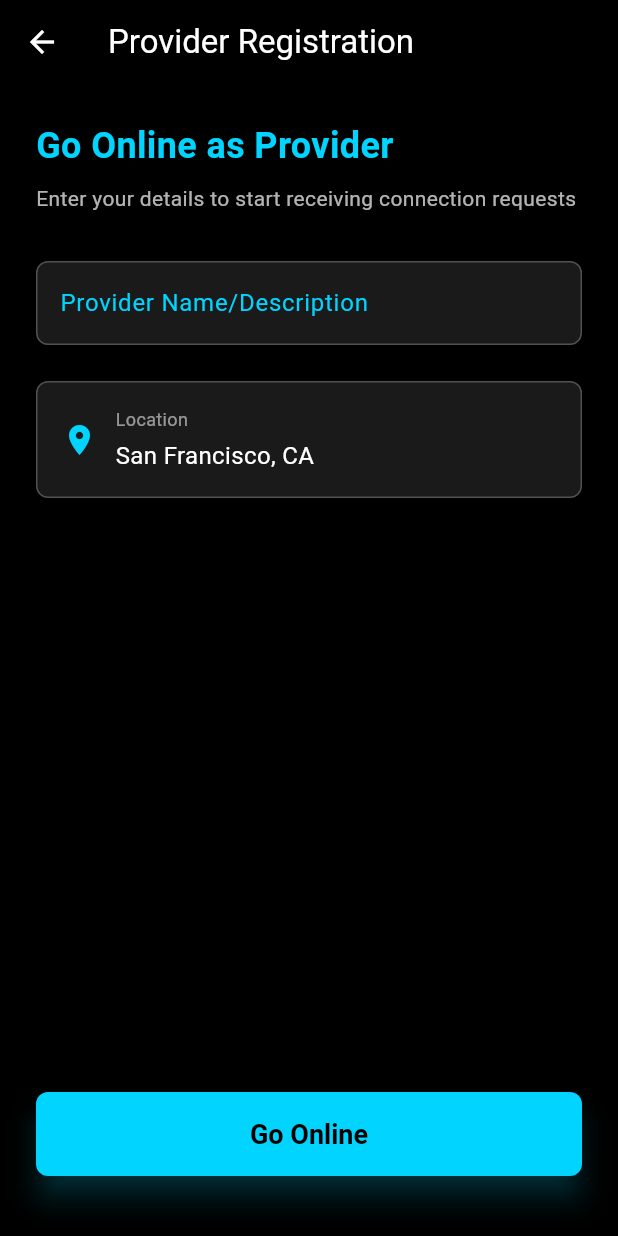
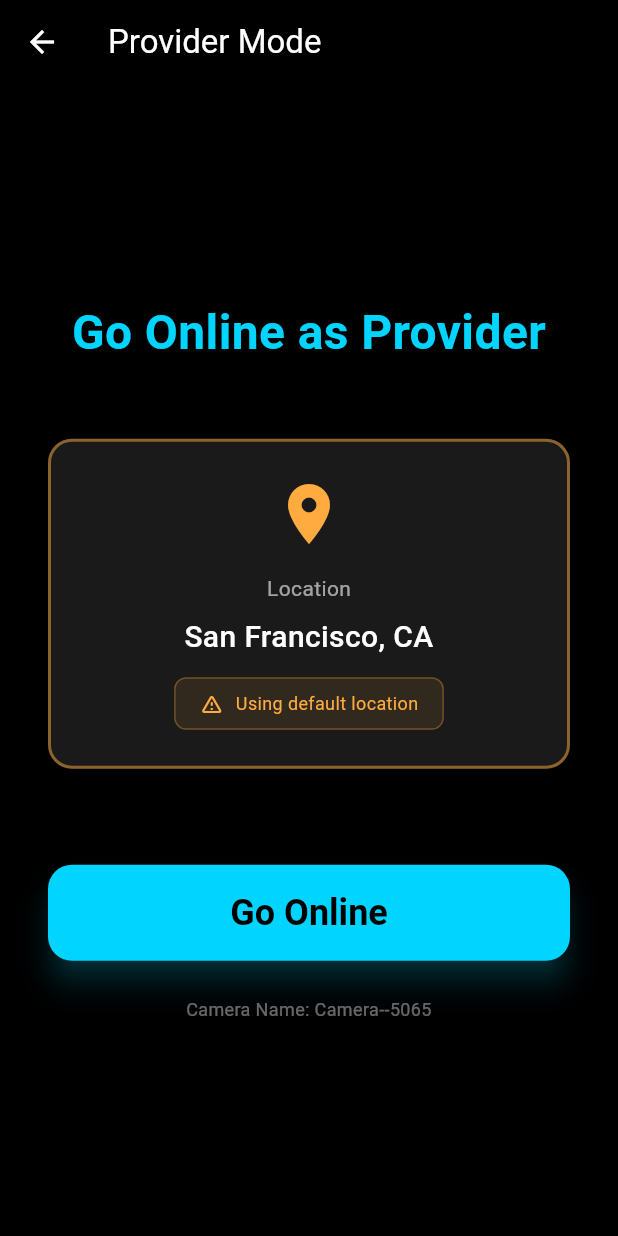
Before and after one commit to dgupt-stack/remote-inventory, a Flutter app: the screen it shows after launch, after a tap on "Provider Mode", on a phone screen of 412 x 824 dp. Run offline on Flutter 3.47's test engine with Material 3 defaults, Android fonts, the phone set to English and light mode, and no system bars; our stand-ins replace camera, device_info_plus, firebase_auth, firebase_core, fixnum, geocoding and 4 more; missing offline and left inert: google_mlkit_face_detection, grpc, protobuf; accounts and stored records are empty; generated files the repository leaves out were written again.

Commit message:
feat: Simplified Provider Mode + Backend Fix (v3.1)
## Backend Fix:
- ✅ Removed duplicate WatchApprovalStatus method
- ✅ Consumer connection now works (no more 'Method not implemented')

## Provider Mode Simplification:
- ❌ Removed Provider Name input field
- ✅ Auto-generates name: 'Camera-{DeviceModel}-{Random}'
- ✅ Shows detected GPS location OR default with warning
- ✅ Single 'Go Online' button - zero user input required
- ✅ Clean, minimal UI focused on essential info

## Dependencies Added:
- device_info_plus: For auto device name generation
- path_provider: For future install timestamp feature

## UX Improvements:
- Location detection happens automatically on screen load
- Orange warning badge if using default location
- Disabled button state while detecting location
- Shows camera name preview below button

Version: 3.1.0

```diff
--- a/consumer_app/lib/screens/provider_registration_screen.dart
+++ b/consumer_app/lib/screens/provider_registration_screen.dart
@@ -3,6 +3,8 @@ import '../services/session_service.dart';
 import 'provider_waiting_screen.dart';
 import 'package:geolocator/geolocator.dart';
 import 'package:geocoding/geocoding.dart';
+import 'package:device_info_plus/device_info_plus.dart';
+import 'dart:math';
 
 class ProviderRegistrationScreen extends StatefulWidget {
   const ProviderRegistrationScreen({super.key});
@@ -14,46 +16,62 @@ class ProviderRegistrationScreen extends StatefulWidget {
 
 class _ProviderRegistrationScreenState
     extends State<ProviderRegistrationScreen> {
-  final _formKey = GlobalKey<FormState>();
-  final _nameController = TextEditingController();
-  final _locationController = TextEditingController();
-  bool _isRegistering = false;
+  String _location = "Detecting location...";
+  String _deviceName = "Camera";
   bool _isDetectingLocation = false;
+  bool _locationWarning = false;
+  bool _isGoingOnline = false;
 
   @override
   void initState() {
     super.initState();
-    // Auto-detect location on screen load
     _detectLocation();
+    _getDeviceName();
   }
 
-  @override
-  void dispose() {
-    _nameController.dispose();
-    _locationController.dispose();
-    super.dispose();
+  Future<void> _getDeviceName() async {
+    final deviceInfo = DeviceInfoPlugin();
+    try {
+      if (Theme.of(context).platform == TargetPlatform.android) {
+        final androidInfo = await deviceInfo.androidInfo;
+        final model = androidInfo.model.replaceAll(' ', '');
+        final random = Random().nextInt(9999).toString().padLeft(4, '0');
+        setState(() {
+          _deviceName = 'Camera-$model-$random';
+        });
+      } else if (Theme.of(context).platform == TargetPlatform.iOS) {
+        final iosInfo = await deviceInfo.iosInfo;
+        final model = iosInfo.utsname.machine.replaceAll(',', '');
+        final random = Random().nextInt(9999).toString().padLeft(4, '0');
+        setState(() {
+          _deviceName = 'Camera-$model-$random';
+        });
+      }
+    } catch (e) {
+      // Use default if device info fails
+      final random = Random().nextInt(9999).toString().padLeft(4, '0');
+      setState(() {
+        _deviceName = 'Camera-Device-$random';
+      });
+    }
   }
 
   Future<void> _detectLocation() async {
     setState(() => _isDetectingLocation = true);
 
     try {
-      // Check location permission
       LocationPermission permission = await Geolocator.checkPermission();
       if (permission == LocationPermission.denied) {
         permission = await Geolocator.requestPermission();
       }
 
-      // If permission granted, get location
       if (permission != LocationPermission.denied &&
           permission != LocationPermission.deniedForever) {
-        // Get current position
         final position = await Geolocator.getCurrentPosition(
           desiredAccuracy: LocationAccuracy.high,
-          timeLimit: const Duration(seconds: 5), // Timeout after 5 seconds
+          timeLimit: const Duration(seconds: 5),
         );
 
-        // Reverse geocode to get address
         final placemarks = await placemarkFromCoordinates(
           position.latitude,
           position.longitude,
@@ -61,7 +79,6 @@ class _ProviderRegistrationScreenState
 
         if (placemarks.isNotEmpty) {
           final place = placemarks.first;
-          // Format address: "Street, City" or "Locality, City"
           final address = [
             place.street,
             place.locality,
@@ -70,7 +87,9 @@ class _ProviderRegistrationScreenState
 
           if (address.isNotEmpty) {
             setState(() {
-              _locationController.text = address;
+              _location = address;
+              _locationWarning = false;
+              _isDetectingLocation = false;
             });
             return;
           }
@@ -80,45 +99,34 @@ class _ProviderRegistrationScreenState
       print('⚠️  Location detection failed: $e');
     }
 
-    // Fallback to default US location
+    // Fallback to default
     if (mounted) {
       setState(() {
-        _locationController.text = 'San Francisco, CA'; // Default US location
+        _location = 'San Francisco, CA';
+        _locationWarning = true;
+        _isDetectingLocation = false;
       });
     }
-
-    setState(() => _isDetectingLocation = false);
   }
 
   Future<void> _goOnline() async {
-    if (!_formKey.currentState!.validate()) {
-      return;
-    }
-
-    setState(() => _isRegistering = true);
-
-    // Use detected location or fallback default
-    final location = _locationController.text.isEmpty
-        ? 'San Francisco, CA'
-        : _locationController.text;
+    setState(() => _isGoingOnline = true);
 
     try {
-      // Register with backend
       final response = await SessionService().createSession(
-        providerName: _nameController.text.trim(),
+        providerName: _deviceName,
         providerId: 'provider-${DateTime.now().millisecondsSinceEpoch}',
-        location: location,
+        location: _location,
       );
 
       if (mounted) {
-        // Navigate to waiting screen
         Navigator.pushReplacement(
           context,
           MaterialPageRoute(
             builder: (context) => ProviderWaitingScreen(
               sessionId: response.sessionId,
-              providerName: _nameController.text.trim(),
-              location: location,
+              providerName: _deviceName,
+              location: _location,
             ),
           ),
         );
@@ -131,7 +139,7 @@ class _ProviderRegistrationScreenState
             backgroundColor: Colors.redAccent,
           ),
         );
-        setState(() => _isRegistering = false);
+        setState(() => _isGoingOnline = false);
       }
     }
   }
@@ -141,134 +149,131 @@ class _ProviderRegistrationScreenState
     return Scaffold(
       backgroundColor: Colors.black,
       appBar: AppBar(
-        title: const Text('Provider Registration'),
+        title: const Text('Provider Mode'),
         backgroundColor: Colors.black,
       ),
-      body: Padding(
-        padding: const EdgeInsets.all(24.0),
-        child: Form(
-          key: _formKey,
+      body: Center(
+        child: Padding(
+          padding: const EdgeInsets.all(32.0),
           child: Column(
+            mainAxisAlignment: MainAxisAlignment.center,
             crossAxisAlignment: CrossAxisAlignment.stretch,
             children: [
+              // Title
               const Text(
                 'Go Online as Provider',
+                textAlign: TextAlign.center,
                 style: TextStyle(
                   color: Color(0xFF00D4FF),
-                  fontSize: 24,
+                  fontSize: 32,
                   fontWeight: FontWeight.bold,
                 ),
               ),
-              const SizedBox(height: 8),
-              const Text(
-                'Enter your details to start receiving connection requests',
-                style: TextStyle(color: Colors.white70, fontSize: 14),
-              ),
-              const SizedBox(height: 32),
+              const SizedBox(height: 48),
 
-              // Provider Name Input
-              TextFormField(
-                controller: _nameController,
-                style: const TextStyle(color: Colors.white),
-                decoration: InputDecoration(
-                  labelText: 'Provider Name/Description',
-                  labelStyle: const TextStyle(color: Color(0xFF00D4FF)),
-                  hintText: 'e.g., Living Room Camera, Kitchen View',
-                  hintStyle: const TextStyle(color: Colors.white30),
-                  filled: true,
-                  fillColor: const Color(0xFF1A1A1A),
-                  border: OutlineInputBorder(
-                    borderRadius: BorderRadius.circular(8),
-                    borderSide: const BorderSide(color: Color(0xFF00D4FF)),
-                  ),
-                  enabledBorder: OutlineInputBorder(
-                    borderRadius: BorderRadius.circular(8),
-                    borderSide: const BorderSide(color: Colors.white24),
-                  ),
-                  focusedBorder: OutlineInputBorder(
-                    borderRadius: BorderRadius.circular(8),
-                    borderSide:
-                        const BorderSide(color: Color(0xFF00D4FF), width: 2),
+              // Location Display
+              Container(
+                padding: const EdgeInsets.all(24),
+                decoration: BoxDecoration(
+                  color: const Color(0xFF1A1A1A),
+                  borderRadius: BorderRadius.circular(16),
+                  border: Border.all(
+                    color: _locationWarning
+                        ? Colors.orangeAccent.withOpacity(0.5)
+                        : const Color(0xFF00D4FF).withOpacity(0.3),
+                    width: 2,
                   ),
                 ),
-                validator: (value) {
-                  if (value == null || value.trim().isEmpty) {
-                    return 'Please enter a provider name';
-                  }
-                  return null;
-                },
-              ),
-
-              const SizedBox(height: 24),
-
-              // Show detected location (read-only)
-              Container(
-                padding: const EdgeInsets.all(16),
-                decoration: BoxDecoration(
-                  color: const Color(0xFF1A1A1A),
-                  borderRadius: BorderRadius.circular(8),
-                  border: Border.all(color: Colors.white24),
-                ),
-                child: Row(
+                child: Column(
                   children: [
                     Icon(
                       _isDetectingLocation
                           ? Icons.location_searching
                           : Icons.location_on,
-                      color: const Color(0xFF00D4FF),
-                      size: 24,
+                      color: _locationWarning
+                          ? Colors.orangeAccent
+                          : const Color(0xFF00D4FF),
+                      size: 48,
                     ),
-                    const SizedBox(width: 12),
-                    Expanded(
-                      child: Column(
-                        crossAxisAlignment: CrossAxisAlignment.start,
-                        children: [
-                          const Text(
+                    const SizedBox(height: 16),
+                    Text(
                       'Location',
                       style: TextStyle(
-                              color: Colors.white54,
-                              fontSize: 12,
+                        color: Colors.white.withOpacity(0.6),
+                        fontSize: 14,
                       ),
                     ),
-                          const SizedBox(height: 4),
+                    const SizedBox(height: 8),
                     Text(
-                            _isDetectingLocation
-                                ? 'Detecting location...'
-                                : _locationController.text.isEmpty
-                                    ? 'San Francisco, CA'
-                                    : _locationController.text,
+                      _location,
+                      textAlign: TextAlign.center,
                       style: const TextStyle(
                         color: Colors.white,
-                              fontSize: 16,
+                        fontSize: 20,
+                        fontWeight: FontWeight.w500,
+                      ),
+                    ),
+                    if (_locationWarning) ...[
+                      const SizedBox(height: 12),
+                      Container(
+                        padding: const EdgeInsets.symmetric(
+                          horizontal: 16,
+                          vertical: 8,
+                        ),
+                        decoration: BoxDecoration(
+                          color: Colors.orangeAccent.withOpacity(0.1),
+                          borderRadius: BorderRadius.circular(8),
+                          border: Border.all(
+                            color: Colors.orangeAccent.withOpacity(0.3),
+                          ),
+                        ),
+                        child: Row(
+                          mainAxisSize: MainAxisSize.min,
+                          children: [
+                            const Icon(
+                              Icons.warning_amber_rounded,
+                              color: Colors.orangeAccent,
+                              size: 16,
+                            ),
+                            const SizedBox(width: 8),
+                            Text(
+                              'Using default location',
+                              style: TextStyle(
+                                color: Colors.orangeAccent.shade200,
+                                fontSize: 12,
                               ),
                             ),
                           ],
                         ),
                       ),
                     ],
+                  ],
                 ),
               ),
 
-              const Spacer(),
+              const SizedBox(height: 64),
 
               // Go Online Button
               SizedBox(
-                height: 56,
+                height: 64,
                 child: ElevatedButton(
-                  onPressed: _isRegistering ? null : _goOnline,
+                  onPressed:
+                      _isGoingOnline || _isDetectingLocation ? null : _goOnline,
                   style: ElevatedButton.styleFrom(
                     backgroundColor: const Color(0xFF00D4FF),
                     foregroundColor: Colors.black,
+                    disabledBackgroundColor: Colors.grey.shade800,
                     shape: RoundedRectangleBorder(
-                      borderRadius: BorderRadius.circular(8),
+                      borderRadius: BorderRadius.circular(16),
                     ),
+                    elevation: 8,
                   ),
-                  child: _isRegistering
+                  child: _isGoingOnline
                       ? const SizedBox(
-                          width: 24,
-                          height: 24,
+                          width: 28,
+                          height: 28,
                           child: CircularProgressIndicator(
-                            strokeWidth: 2,
+                            strokeWidth: 3,
                             valueColor:
                                 AlwaysStoppedAnimation<Color>(Colors.black),
                           ),
@@ -276,14 +281,24 @@ class _ProviderRegistrationScreenState
                       : const Text(
                           'Go Online',
                           style: TextStyle(
-                            fontSize: 18,
+                            fontSize: 24,
                             fontWeight: FontWeight.bold,
                           ),
                         ),
                 ),
               ),
 
-              const SizedBox(height: 16),
+              const SizedBox(height: 24),
+
+              // Device name hint
+              Text(
+                'Camera Name: $_deviceName',
+                textAlign: TextAlign.center,
+                style: TextStyle(
+                  color: Colors.white.withOpacity(0.4),
+                  fontSize: 12,
+                ),
+              ),
             ],
           ),
         ),
--- a/consumer_app/pubspec.yaml
+++ b/consumer_app/pubspec.yaml
@@ -48,12 +48,14 @@ dependencies:
   google_mlkit_face_detection: ^0.10.0
   image: ^4.1.7
 
-  # Location Services
+  #  Location Services
   geolocator: ^10.1.0
   geocoding: ^2.1.1
 
-  # App Info
+  # App Info & Device Info
   package_info_plus: ^5.0.1
+  device_info_plus: ^9.1.1
+  path_provider: ^2.1.2
 
 dev_dependencies:
   flutter_test:
```
Also changed, not shown: 1 other file. Lines whose indentation alone changed are shown as unchanged.
